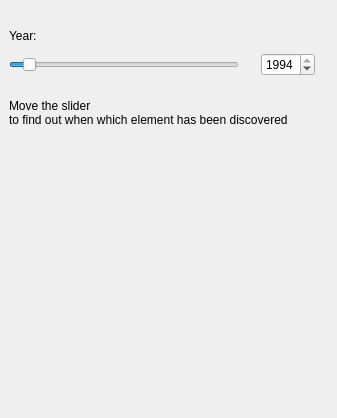
The window that src/timewidget.ui (KDE/kalzium) describes before a commit, drawn with Qt 5.
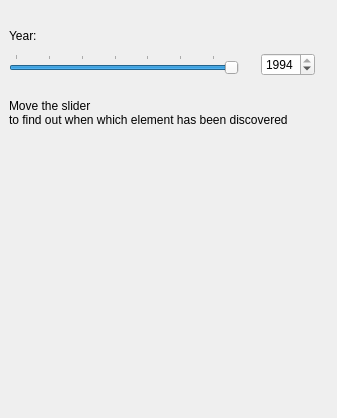
The same window after the commit.

Commit message: Make the timeline work, the colours are not yet correct, though

The edit to the form file:
```diff
--- a/src/timewidget.ui
+++ b/src/timewidget.ui
@@ -27,19 +27,25 @@
      <item>
       <widget class="QSlider" name="time_slider" >
        <property name="minimum" >
-        <number>0</number>
+        <number>1667</number>
        </property>
        <property name="maximum" >
-        <number>5000</number>
+        <number>1994</number>
        </property>
        <property name="value" >
-        <number>295</number>
+        <number>1994</number>
+       </property>
+       <property name="sliderPosition" >
+        <number>1994</number>
        </property>
        <property name="orientation" >
         <enum>Qt::Horizontal</enum>
        </property>
+       <property name="tickPosition" >
+        <enum>QSlider::TicksAbove</enum>
+       </property>
        <property name="tickInterval" >
-        <number>500</number>
+        <number>50</number>
        </property>
       </widget>
      </item>
```
Left out of the diff: 2 changed lines with no effect on the pictures. The commit also changes 1 other file.
